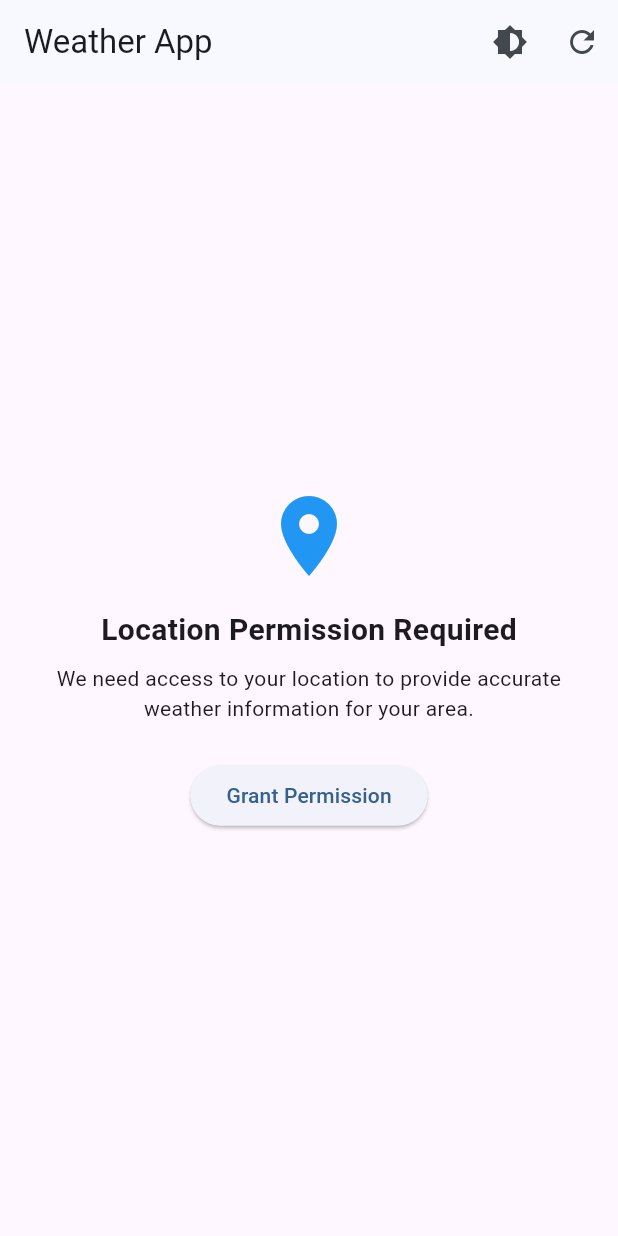
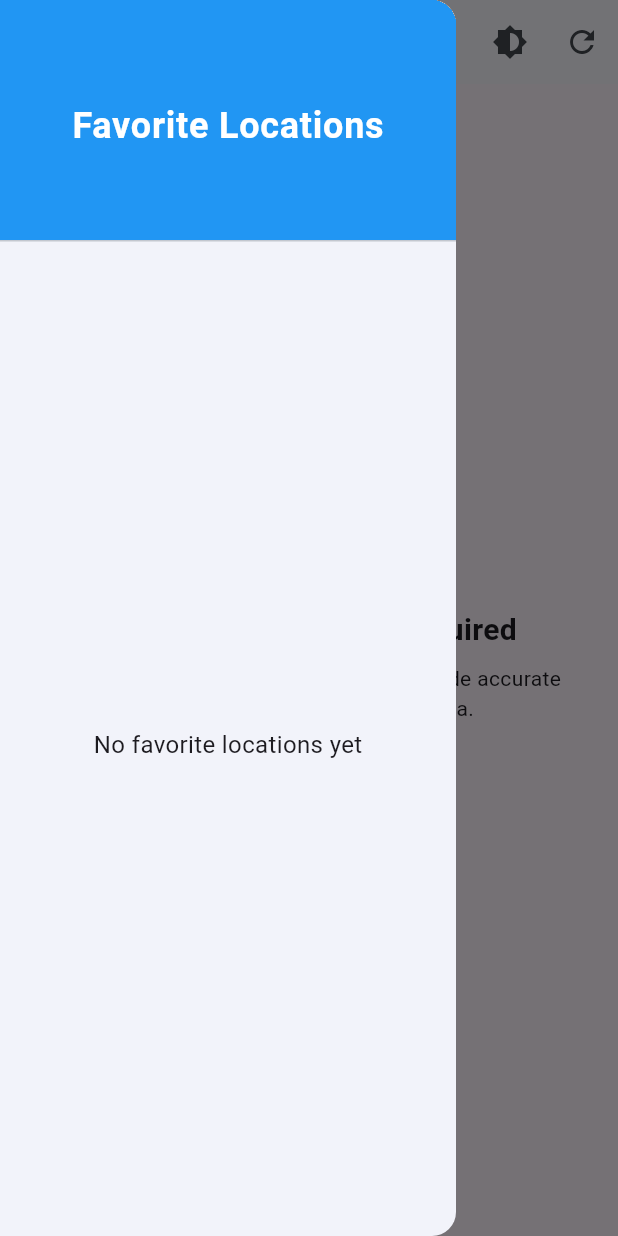
Before and after one commit to BartekDadas/weather_app, a Flutter app: the screen it shows after launch, with the side drawer open (before the commit the screen has no drawer), on a phone screen of 412 x 824 dp. Run offline on Flutter 3.47's test engine with Material 3 defaults, Android fonts, the phone set to English and light mode, and no system bars; our stand-ins replace dio, flutter_bloc, flutter_dotenv, freezed_annotation, geolocator, get_it and 2 more; generated files the repository leaves out were written again.

Commit message:
Weather App: Favorite Location

```diff
--- a/lib/cubits/weather_state.dart
+++ b/lib/cubits/weather_state.dart
@@ -2,8 +2,21 @@ part of 'weather_cubit.dart';
 
 @freezed
 class WeatherState with _$WeatherState {
-  const factory WeatherState.initial() = _Initial;
-  const factory WeatherState.loading() = _Loading;
-  const factory WeatherState.loaded(Weather weather) = _Loaded;
-  const factory WeatherState.error(String message) = _Error;
+  const factory WeatherState.initial({
+    @Default([]) List<String> favoriteLocations,
+  }) = _Initial;
+
+  const factory WeatherState.loading({
+    @Default([]) List<String> favoriteLocations,
+  }) = _Loading;
+
+  const factory WeatherState.loaded(
+    Weather weather, {
+    @Default([]) List<String> favoriteLocations,
+  }) = _Loaded;
+
+  const factory WeatherState.error(
+    String message, {
+    @Default([]) List<String> favoriteLocations,
+  }) = _Error;
 }
--- a/lib/main.dart
+++ b/lib/main.dart
@@ -11,7 +11,7 @@ import 'services/weather_service.dart';
 
 void main() async {
   WidgetsFlutterBinding.ensureInitialized();
-  setupDependencies();
+  await setupDependencies();
   await dotenv.load();
   runApp(const MyApp());
 }
--- a/lib/screens/main_screen.dart
+++ b/lib/screens/main_screen.dart
@@ -5,6 +5,7 @@ import '../cubits/weather_cubit.dart';
 import '../cubits/theme_cubit.dart';
 import '../widgets/location_permission_handler.dart';
 import '../widgets/city_search_bar.dart';
+import '../widgets/favorites_drawer.dart';
 import '../models/weather.dart';
 
 class MainScreen extends StatelessWidget {
@@ -16,6 +17,29 @@ class MainScreen extends StatelessWidget {
         appBar: AppBar(
           title: const Text('Weather App'),
           actions: [
+            BlocBuilder<WeatherCubit, WeatherState>(
+              builder: (context, state) {
+                return state.maybeWhen(
+                  loaded: (weather, favorites) {
+                    final isFavorite = favorites.contains(weather.cityName);
+                    return IconButton(
+                      icon: Icon(
+                        isFavorite ? Icons.favorite : Icons.favorite_border,
+                        color: isFavorite ? Colors.red : null,
+                      ),
+                      onPressed: () {
+                        if (isFavorite) {
+                          context.read<WeatherCubit>().removeFromFavorites(weather.cityName);
+                        } else {
+                          context.read<WeatherCubit>().addToFavorites(weather.cityName);
+                        }
+                      },
+                    );
+                  },
+                  orElse: () => const SizedBox.shrink(),
+                );
+              },
+            ),
             IconButton(
               icon: const Icon(Icons.brightness_6),
               onPressed: () => _showThemeDialog(context),
@@ -28,18 +52,19 @@ class MainScreen extends StatelessWidget {
             ),
           ],
         ),
+        drawer: const FavoritesDrawer(),
         body: BlocBuilder<WeatherCubit, WeatherState>(
           builder: (context, state) {
             return Column(
               children: [
                 if (state.maybeWhen(
-                  loaded: (_) => true,
+                  loaded: (_, __) => true,
                   orElse: () => false,
                 )) const CitySearchBar(),
                 Expanded(
                   child: LocationPermissionHandler(
                     childBuilder: (state) => state.maybeWhen(
-                      loaded: (weather) => _buildWeatherInfo(weather),
+                      loaded: (weather, _) => _buildWeatherInfo(weather),
                       orElse: () => const SizedBox.shrink(),
                     ),
                   ),
--- /dev/null
+++ b/lib/widgets/favorites_drawer.dart
@@ -0,0 +1,69 @@
+import 'package:flutter/material.dart';
+import 'package:flutter_bloc/flutter_bloc.dart';
+import '../cubits/weather_cubit.dart';
+
+class FavoritesDrawer extends StatelessWidget {
+  const FavoritesDrawer({super.key});
+
+  @override
+  Widget build(BuildContext context) {
+    return Drawer(
+      child: BlocBuilder<WeatherCubit, WeatherState>(
+        builder: (context, state) {
+          final favorites = state.favoriteLocations;
+
+          return Column(
+            children: [
+              DrawerHeader(
+                decoration: BoxDecoration(
+                  color: Theme.of(context).primaryColor,
+                ),
+                child: const Center(
+                  child: Text(
+                    'Favorite Locations',
+                    style: TextStyle(
+                      color: Colors.white,
+                      fontSize: 24,
+                      fontWeight: FontWeight.bold,
+                    ),
+                  ),
+                ),
+              ),
+              if (favorites.isEmpty)
+                const Expanded(
+                  child: Center(
+                    child: Text(
+                      'No favorite locations yet',
+                      style: TextStyle(fontSize: 16),
+                    ),
+                  ),
+                )
+              else
+                Expanded(
+                  child: ListView.builder(
+                    itemCount: favorites.length,
+                    itemBuilder: (context, index) {
+                      final location = favorites[index];
+                      return ListTile(
+                        title: Text(location),
+                        trailing: IconButton(
+                          icon: const Icon(Icons.delete),
+                          onPressed: () {
+                            context.read<WeatherCubit>().removeFromFavorites(location);
+                          },
+                        ),
+                        onTap: () {
+                          context.read<WeatherCubit>().getWeatherByCity(location);
+                          Navigator.pop(context); // Close drawer
+                        },
+                      );
+                    },
+                  ),
+                ),
+            ],
+          );
+        },
+      ),
+    );
+  }
+}
--- a/lib/widgets/location_permission_handler.dart
+++ b/lib/widgets/location_permission_handler.dart
@@ -16,14 +16,14 @@ class LocationPermissionHandler extends StatelessWidget {
       builder: (context, state) {
         print(state);
         return state.when(
-          initial: () => PermissionRequestWidget(
+          initial: (_) => PermissionRequestWidget(
             onPressed: () {
               context.read<WeatherCubit>().getCurrentLocationWeather();
             },
           ),
-          loading: () => const Center(child: CircularProgressIndicator()),
-          loaded: (_) => childBuilder(state),
-          error: (error) => ErrorWidget(error: error, onPressed: () {
+          loading: (_) => const Center(child: CircularProgressIndicator()),
+          loaded: (_, __) => childBuilder(state),
+          error: (error, _) => ErrorWidget(error: error, onPressed: () {
             context.read<WeatherCubit>().getCurrentLocationWeather();
           }),
         );
--- a/pubspec.yaml
+++ b/pubspec.yaml
@@ -49,6 +49,9 @@ dependencies:
 
   # Data Models
   freezed_annotation: ^2.4.1
+
+  # Storage
+  shared_preferences: ^2.2.2
 
   # Local Storage
   sqflite: ^2.3.2
```
Also changed, not shown: lib/config/di.dart (+11 -2 lines), lib/cubits/weather_cubit.dart (+45 -11 lines), pubspec.lock, 2 other files.
